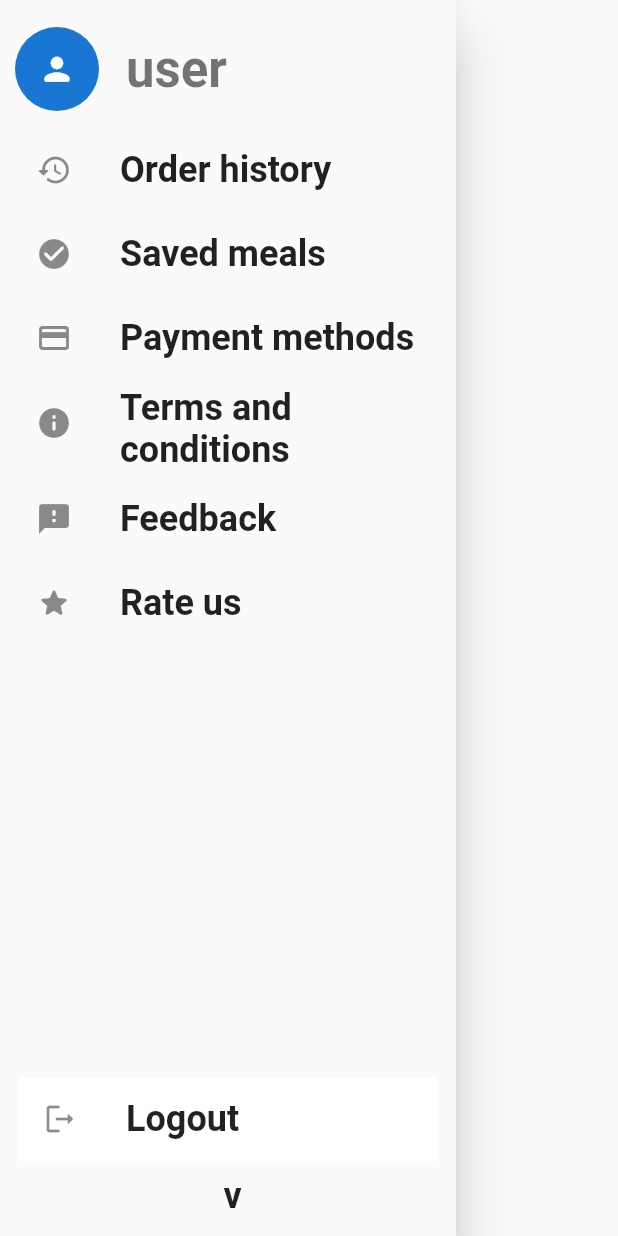
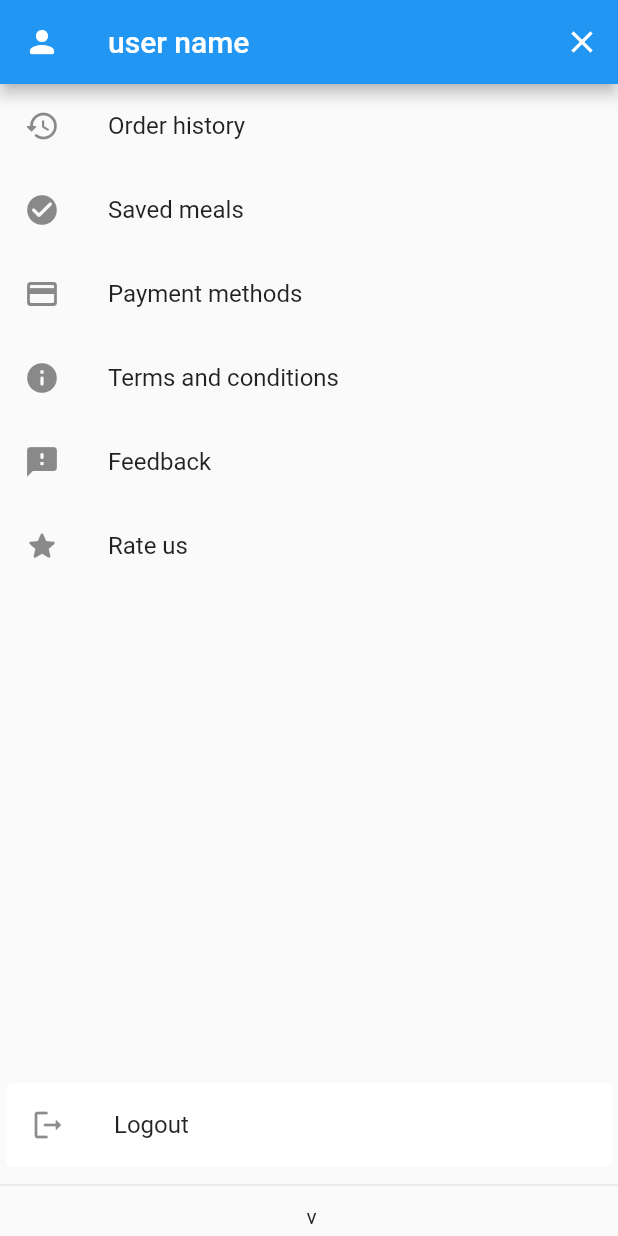
Before and after one commit to CodeByTitan/unbdine, a Flutter app: the DefaultDrawer screen opened directly with empty values, on a phone screen of 412 x 824 dp. Run offline on Flutter 3.47's test engine with Material 2 defaults, Android fonts, the phone set to English and light mode, and no system bars; our stand-ins replace firebase_auth, firebase_core, flutter_hooks, flutter_phoenix, fluttertoast, hooks_riverpod and 1 more; missing offline and left inert: firebase_auth_oauth; accounts and stored records are empty.

Commit message:
fixing drawer

```diff
--- a/lib/screens/drawer/drawer.dart
+++ b/lib/screens/drawer/drawer.dart
@@ -1,5 +1,4 @@
 import 'package:flutter/material.dart';
-import 'package:unbdine/widgets/custom_divider.dart';
 
 class DefaultDrawer extends StatelessWidget {
   const DefaultDrawer({
@@ -19,43 +18,29 @@ class DefaultDrawer extends StatelessWidget {
   Widget build(BuildContext context) {
     return Drawer(
       child: SafeArea(
-        child: Padding(
-          padding: const EdgeInsets.all(8.0),
-          child: Column(
-            crossAxisAlignment: CrossAxisAlignment.start,
-            children: <Widget>[
-              const SizedBox(
-                height: 10,
-              ),
-              ListTile(
-                contentPadding: EdgeInsets.zero,
-                leading: CircleAvatar(
-                  radius: 30,
-                  backgroundImage:
-                      userAvatar.isNotEmpty ? NetworkImage(userAvatar) : null,
-                  child: userAvatar.isEmpty
+        child: Scaffold(
+          appBar: AppBar(
+            leading: userAvatar.isEmpty
                 ? const Icon(
                     Icons.person_rounded,
-                          size: 25,
                   )
                 : null,
-                ),
-                title: Align(
-                  alignment: Alignment.centerLeft,
-                  child: Text(
-                    userName.isNotEmpty ? userName : 'user',
+            title: Text(
+              userName.isNotEmpty ? userName : 'user name',
               overflow: TextOverflow.ellipsis,
               softWrap: true,
-                    style: Theme.of(context).textTheme.headline4!.copyWith(
-                          fontWeight: FontWeight.bold,
             ),
+            actions: [
+              IconButton(
+                onPressed: () {
+                  Navigator.of(context).pop();
+                },
+                icon: const Icon(Icons.close),
               ),
+            ],
           ),
-              ),
-              const SizedBox(
-                height: 10,
-              ),
-              const CustomDivider(),
+          body: Column(
+            children: [
               ListTile(
                 onTap: () {
                   Navigator.of(context).pop();
@@ -63,11 +48,8 @@ class DefaultDrawer extends StatelessWidget {
                 leading: const Icon(
                   Icons.history_rounded,
                 ),
-                title: Text(
+                title: const Text(
                   'Order history',
-                  style: Theme.of(context).textTheme.headline5!.copyWith(
-                        fontWeight: FontWeight.bold,
-                      ),
                 ),
               ),
               ListTile(
@@ -77,11 +59,8 @@ class DefaultDrawer extends StatelessWidget {
                 leading: const Icon(
                   Icons.check_circle_rounded,
                 ),
-                title: Text(
+                title: const Text(
                   'Saved meals',
-                  style: Theme.of(context).textTheme.headline5!.copyWith(
-                        fontWeight: FontWeight.bold,
-                      ),
                 ),
               ),
               ListTile(
@@ -91,14 +70,10 @@ class DefaultDrawer extends StatelessWidget {
                 leading: const Icon(
                   Icons.payment_rounded,
                 ),
-                title: Text(
+                title: const Text(
                   'Payment methods',
-                  style: Theme.of(context).textTheme.headline5!.copyWith(
-                        fontWeight: FontWeight.bold,
                 ),
               ),
-              ),
-              const CustomDivider(),
               ListTile(
                 onTap: () {
                   Navigator.of(context).pop();
@@ -106,11 +81,8 @@ class DefaultDrawer extends StatelessWidget {
                 leading: const Icon(
                   Icons.info_rounded,
                 ),
-                title: Text(
+                title: const Text(
                   'Terms and conditions',
-                  style: Theme.of(context).textTheme.headline5!.copyWith(
-                        fontWeight: FontWeight.bold,
-                      ),
                 ),
               ),
               ListTile(
@@ -120,11 +92,8 @@ class DefaultDrawer extends StatelessWidget {
                 leading: const Icon(
                   Icons.feedback_rounded,
                 ),
-                title: Text(
+                title: const Text(
                   'Feedback',
-                  style: Theme.of(context).textTheme.headline5!.copyWith(
-                        fontWeight: FontWeight.bold,
-                      ),
                 ),
               ),
               ListTile(
@@ -134,11 +103,8 @@ class DefaultDrawer extends StatelessWidget {
                 leading: const Icon(
                   Icons.star_rounded,
                 ),
-                title: Text(
+                title: const Text(
                   'Rate us',
-                  style: Theme.of(context).textTheme.headline5!.copyWith(
-                        fontWeight: FontWeight.bold,
-                      ),
                 ),
               ),
               const Spacer(),
@@ -152,23 +118,18 @@ class DefaultDrawer extends StatelessWidget {
                   leading: const Icon(
                     Icons.logout_rounded,
                   ),
-                  title: Text(
+                  title: const Text(
                     'Logout',
-                    style: Theme.of(context).textTheme.headline5!.copyWith(
-                          fontWeight: FontWeight.bold,
                   ),
                 ),
               ),
-              ),
+              const Divider(),
               const SizedBox(
                 height: 5,
               ),
               Center(
                 child: Text(
                   '$appName v$appVersion',
-                  style: Theme.of(context).textTheme.headline5!.copyWith(
-                        fontWeight: FontWeight.bold,
-                      ),
                 ),
               ),
               const SizedBox(
--- a/lib/screens/home/body.dart
+++ b/lib/screens/home/body.dart
@@ -5,11 +5,11 @@ import 'package:unbdine/screens/home/main_menu.dart';
 import 'package:unbdine/screens/home/sub_menu_builder.dart';
 import 'package:unbdine/widgets/custom_icon_btn.dart';
 
-class DashBoardBody extends StatefulWidget {
-  const DashBoardBody({super.key});
+class Body extends StatefulWidget {
+  const Body({super.key});
 
   @override
-  State<DashBoardBody> createState() => _DashBoardBodyState();
+  State<Body> createState() => _BodyState();
 }
 
 PageController pageController = PageController(
@@ -18,7 +18,7 @@ PageController pageController = PageController(
 );
 
 // TODO : a reusable function for page switching
-class _DashBoardBodyState extends State<DashBoardBody> {
+class _BodyState extends State<Body> {
   @override
   Widget build(BuildContext context) {
     return Stack(
--- a/lib/screens/home/home.dart
+++ b/lib/screens/home/home.dart
@@ -90,7 +90,7 @@ class _HomeScreenState extends ConsumerState<HomeScreen> {
           userAvatar: '',
           userName: '',
         ),
-        body: const DashBoardBody(),
+        body: const Body(),
       ),
     );
   }
--- a/lib/widgets/custom_divider.dart
+++ /dev/null
@@ -1,17 +0,0 @@
-import 'package:flutter/material.dart';
-
-class CustomDivider extends StatelessWidget {
-  const CustomDivider({
-    super.key,
-  });
-
-  @override
-  Widget build(BuildContext context) {
-    return const Center(
-      child: SizedBox(
-        height: 1,
-        width: 0.7,
-      ),
-    );
-  }
-}
```
Lines whose indentation alone changed are shown as unchanged.
